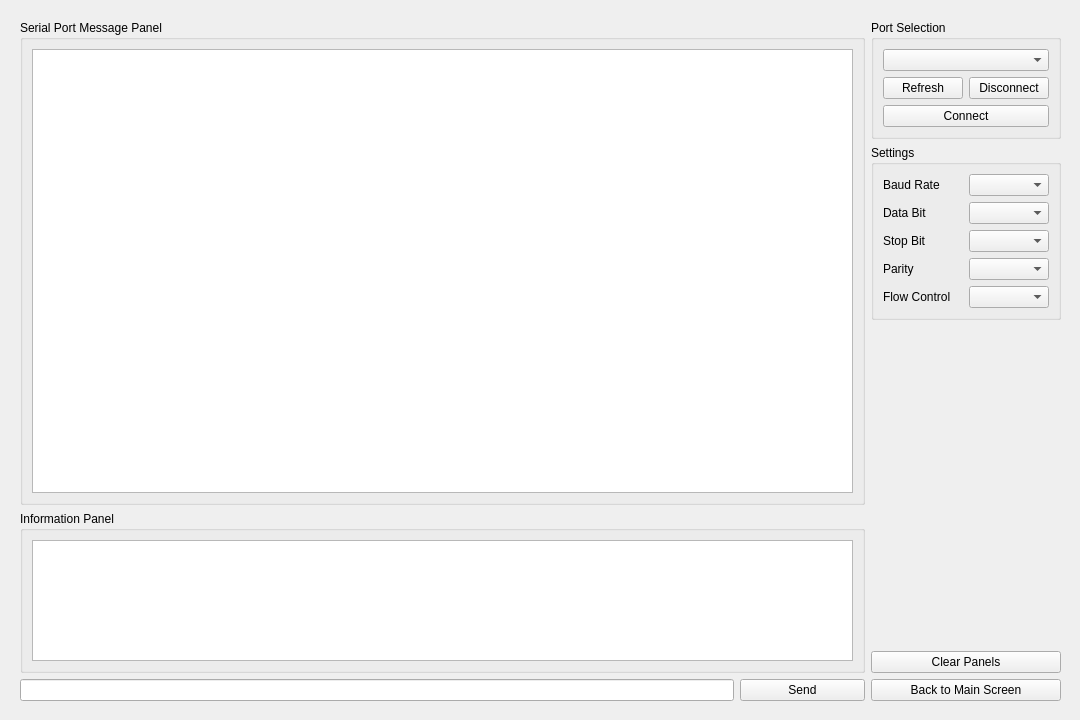
Qt form ui/log_alma_screen/log_alma_screen.ui (cihansenyuz/system_controller) before a commit.
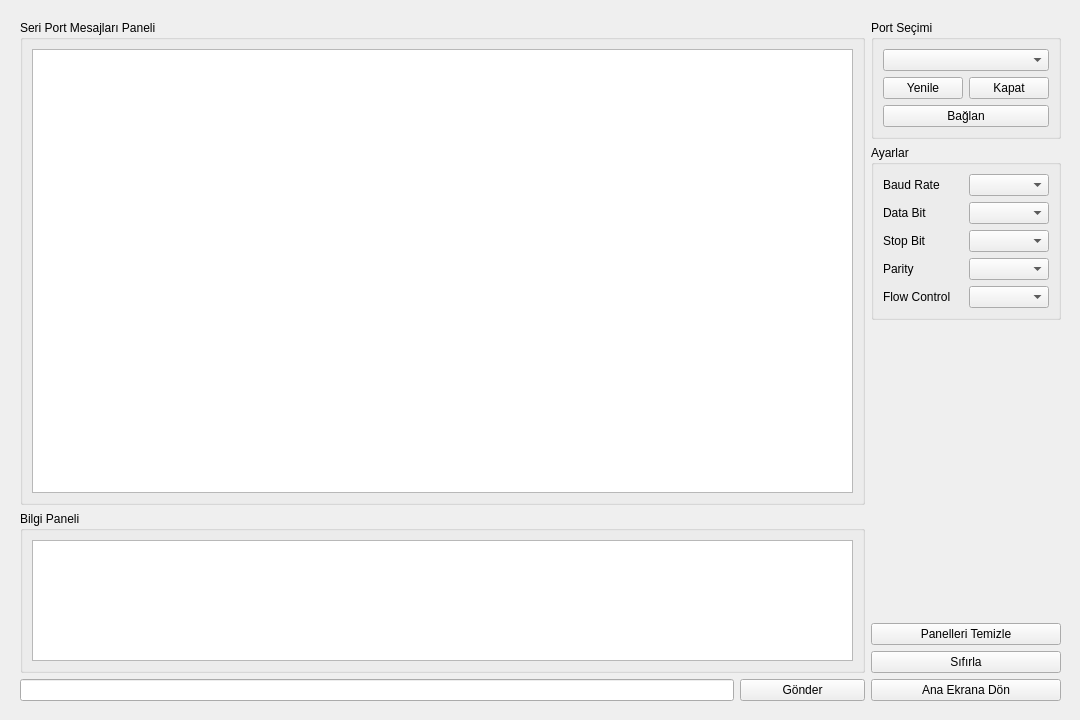
The same form after that commit.

Commit message: hitting esc on dialogs now returns to main screen page

```diff
--- a/ui/log_alma_screen/log_alma_screen.ui
+++ b/ui/log_alma_screen/log_alma_screen.ui
@@ -34,7 +34,7 @@
       <item>
        <widget class="QGroupBox" name="groupBox_4">
         <property name="title">
-         <string>Serial Port Message Panel</string>
+         <string>Seri Port Mesajları Paneli</string>
         </property>
         <layout class="QVBoxLayout" name="verticalLayout_2">
          <item>
@@ -46,7 +46,7 @@
       <item>
        <widget class="QGroupBox" name="groupBox_3">
         <property name="title">
-         <string>Information Panel</string>
+         <string>Bilgi Paneli</string>
         </property>
         <layout class="QVBoxLayout" name="verticalLayout">
          <item>
@@ -69,7 +69,7 @@
            </size>
           </property>
           <property name="text">
-           <string>Send</string>
+           <string>Gönder</string>
           </property>
          </widget>
         </item>
@@ -97,7 +97,7 @@
          </size>
         </property>
         <property name="title">
-         <string>Port Selection</string>
+         <string>Port Seçimi</string>
         </property>
         <property name="checkable">
          <bool>false</bool>
@@ -118,14 +118,14 @@
            <item>
             <widget class="QPushButton" name="comPortButton">
              <property name="text">
-              <string>Refresh</string>
+              <string>Yenile</string>
              </property>
             </widget>
            </item>
            <item>
             <widget class="QPushButton" name="disconnectButton">
              <property name="text">
-              <string>Disconnect</string>
+              <string>Kapat</string>
              </property>
             </widget>
            </item>
@@ -134,7 +134,7 @@
          <item>
           <widget class="QPushButton" name="connectButton">
            <property name="text">
-            <string>Connect</string>
+            <string>Bağlan</string>
            </property>
           </widget>
          </item>
@@ -144,7 +144,7 @@
       <item>
        <widget class="QGroupBox" name="groupBox_2">
         <property name="title">
-         <string>Settings</string>
+         <string>Ayarlar</string>
         </property>
         <layout class="QVBoxLayout" name="verticalLayout_5">
          <item>
@@ -254,14 +254,21 @@
       <item>
        <widget class="QPushButton" name="clearPanelsButton">
         <property name="text">
-         <string>Clear Panels</string>
+         <string>Panelleri Temizle</string>
+        </property>
+       </widget>
+      </item>
+      <item>
+       <widget class="QPushButton" name="setDefaultsButton">
+        <property name="text">
+         <string>Sıfırla</string>
         </property>
        </widget>
       </item>
       <item>
        <widget class="QPushButton" name="logScreenBackButton">
         <property name="text">
-         <string>Back to Main Screen</string>
+         <string>Ana Ekrana Dön</string>
         </property>
        </widget>
       </item>
```
The commit also changes 5 other files.
